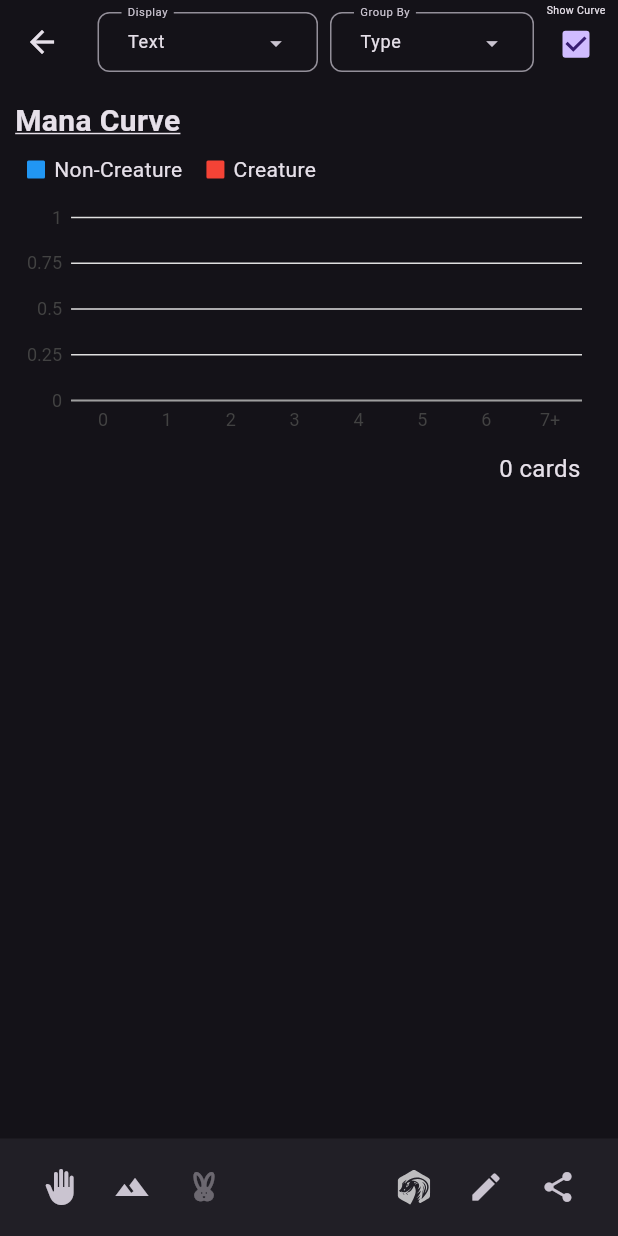
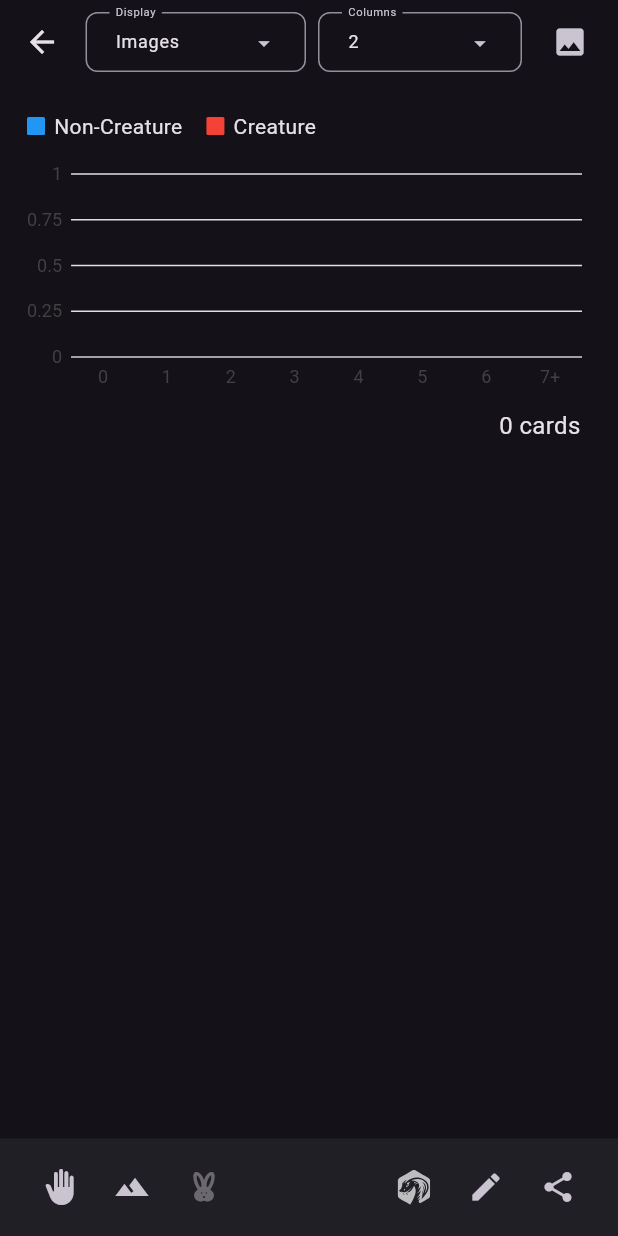
Before and after one commit to dorianbrown/snapdrafter, a Flutter app: the DeckViewer screen opened directly with empty values, on a phone screen of 412 x 824 dp. Run offline on Flutter 3.47's test engine with Material 3 defaults, Android fonts, the phone set to English and light mode, and no system bars; drawn by our look-alikes of loader_overlay; our stand-ins replace camera, community_charts_flutter, dio, file_picker, flutter_expandable_fab, flutter_markdown and 8 more; missing offline and left inert: camerawesome, dart:ffi, diffutil_dart, flutter_donation_buttons, flutter_sharing_intent, fuzzywuzzy and 3 more; accounts and stored records are empty; network calls fail; statements that could not run were skipped.

Commit message:
First working version to view images. Zooming still wonky without image dimensions

```diff
--- a/lib/screens/deck_viewer.dart
+++ b/lib/screens/deck_viewer.dart
@@ -1,5 +1,7 @@
 import 'dart:async';
 import 'dart:convert';
+import 'dart:io';
+import 'dart:ffi' hide Size;
 
 import 'package:flutter/material.dart' hide Card;
 import 'package:community_charts_flutter/community_charts_flutter.dart' as charts;
@@ -16,6 +18,7 @@ import 'package:snapdrafter/data/repositories/card_repository.dart';
 import 'package:url_launcher/url_launcher.dart';
 
 import '/utils/deck_image_generator.dart';
+import '/utils/interactive_image_viewer.dart';
 import '/widgets/display_token.dart';
 import '/data/repositories/card_repository.dart';
 import '/data/repositories/token_repository.dart';
@@ -51,11 +54,10 @@ class DeckViewerState extends State<DeckViewer> {
   Map groupedTokens = {};
   Uint8List? cachedShareImageBytes;
 
-  List<String> renderValues = ["text", "type"];
-  bool? showManaCurve = true;
+  List<String> renderValues = ["type", "2"];
   // These are used for dropdown menus controlling how decklist is displayed
-  TextEditingController displayController = TextEditingController(text: "Text");
-  TextEditingController sortingController = TextEditingController(text: "Type");
+  TextEditingController displayController = TextEditingController(text: "Images");
+  TextEditingController numColumnsController = TextEditingController(text: "2");
 
   final myInputDecorationTheme = InputDecorationTheme(
     labelStyle: TextStyle(fontSize: 10),
@@ -113,7 +115,7 @@ class DeckViewerState extends State<DeckViewer> {
             child: ListView(
               padding: const EdgeInsets.all(10),
               children: [
-                if (showManaCurve!) ...generateManaCurve(deck.cards),
+                generateManaCurve(deck.cards),
                 Container(
                     padding: EdgeInsets.fromLTRB(10, 6, 15, 0),
                     child: Row(
@@ -468,8 +470,8 @@ class DeckViewerState extends State<DeckViewer> {
           inputDecorationTheme: myInputDecorationTheme,
           textStyle: const TextStyle(fontSize: 12),
           dropdownMenuEntries: [
-            DropdownMenuEntry(value: "text", label: "Text"),
-            DropdownMenuEntry(value: "image", label: "Images")
+            DropdownMenuEntry(value: "image", label: "Images"),
+            DropdownMenuEntry(value: "text", label: "Text")
           ],
           onSelected: (value) {
             renderValues[0] = value!;
@@ -477,35 +479,23 @@ class DeckViewerState extends State<DeckViewer> {
           },
         ),
         DropdownMenu(
-          label: const Text("Group By"),
-          controller: sortingController,
+          label: const Text("Columns"),
+          controller: numColumnsController,
           inputDecorationTheme: myInputDecorationTheme,
           textStyle: const TextStyle(fontSize: 12),
           dropdownMenuEntries: [
-            DropdownMenuEntry(value: "type", label: "Type"),
-            DropdownMenuEntry(value: "color", label: "Color"),
-            // DropdownMenuEntry(value: "mv", label: "Mana Value")
+            DropdownMenuEntry(value: "2", label: "2"),
+            DropdownMenuEntry(value: "3", label: "3"),
+            DropdownMenuEntry(value: "4", label: "4"),
           ],
           onSelected: (value) {
             renderValues[1] = value!;
             setState(() {});
           },
         ),
-        Column(
-          mainAxisAlignment: MainAxisAlignment.center,
-          spacing: 2,
-          children: [
-            const Text("Show Curve", style: TextStyle(height: 0.2, fontSize: 7)),
-            Checkbox(
-                visualDensity: VisualDensity.compact,
-                value: showManaCurve,
-                onChanged: (bool? value) {
-                  setState(() {
-                    showManaCurve = value;
-                  });
-                }
-            ),
-          ],
+        IconButton(
+            onPressed: () => deck.imagePath != null ? createInteractiveViewer(deck.imagePath!, context) : null,
+            icon: Icon(Icons.image)
         ),
         SizedBox(width: 0,)
       ],
@@ -627,8 +617,7 @@ class DeckViewerState extends State<DeckViewer> {
     );
   }
 
-  List<Widget> generateManaCurve(List<Card> cards) {
-    List<Widget> outputChildren = [Text("Mana Curve", style: _headerStyle)];
+  Widget generateManaCurve(List<Card> cards) {
 
     List<int> manaValues = [0, 1, 2, 3, 4, 5, 6, 7];
     final nonCreatureSeries = [];
@@ -672,7 +661,7 @@ class DeckViewerState extends State<DeckViewer> {
           data: creatureSeries)
     ];
 
-    outputChildren.add(SizedBox(
+    return SizedBox(
         height: 200,
         child: charts.BarChart(
             animate: false,
@@ -681,24 +670,19 @@ class DeckViewerState extends State<DeckViewer> {
             primaryMeasureAxis: charts.NumericAxisSpec(
                 tickProviderSpec: charts.BasicNumericTickProviderSpec(
                     dataIsInWholeNumbers: true, desiredMinTickCount: 4)),
-            behaviors: [charts.SeriesLegend(showMeasures: true)])));
-    return outputChildren;
+            behaviors: [charts.SeriesLegend(showMeasures: true)]
+        )
+    );
   }
 
   List<Widget> generateDeckView(Deck deck, List<String> renderValues) {
     // Initial setup for rendering
     final List<Widget> deckView = [];
 
-    var renderCard =
-    (renderValues[0] == "text") ? createTextCard : createVisualCardPopup;
+    var renderCard = (renderValues[0] == "text") ? createTextCard : createVisualCardPopup;
 
-    // TODO: Rework this to accept mana_value as grouping
-    final groupingAttribute = renderValues[1];
-    final getAttribute = (groupingAttribute == "type")
-        ? (card) => card.type
-        : (card) => card.color();
-    final uniqueGroupings =
-    (groupingAttribute == "type") ? typeOrder : colorOrder;
+    getAttribute(card) => card.type;
+    final uniqueGroupings = typeOrder;
 
     // Here we loop over unique groupings and generate the widgets for each grouping
     for (String attribute in uniqueGroupings) {
@@ -732,7 +716,7 @@ class DeckViewerState extends State<DeckViewer> {
                 : [GridView.count(
                   physics: NeverScrollableScrollPhysics(),
                   childAspectRatio: 0.72,
-                  crossAxisCount: 3,
+                  crossAxisCount: int.parse(renderValues[1]),
                   shrinkWrap: true,
                   children: cardWidgets,
                 )]
@@ -827,6 +811,28 @@ class DeckViewerState extends State<DeckViewer> {
       )
     );
   }
+}
+
+void createInteractiveViewer(String imagePath, BuildContext context) {
+  showDialog(
+    context: context,
+    builder: (innerContext) {
+      return Dialog(
+        child: LayoutBuilder(
+            builder: (innerContext, constraints) {
+              return InteractiveViewer(
+                  constrained: false,
+                  clipBehavior: Clip.none,
+                  minScale: 0.1,
+                  maxScale: 1,
+                  boundaryMargin: const EdgeInsets.all(double.infinity),
+                  child: Image.file(File(imagePath))
+              );
+            }
+        )
+      );
+    }
+  );
 }
 
 class CardPopup extends StatefulWidget {
```
